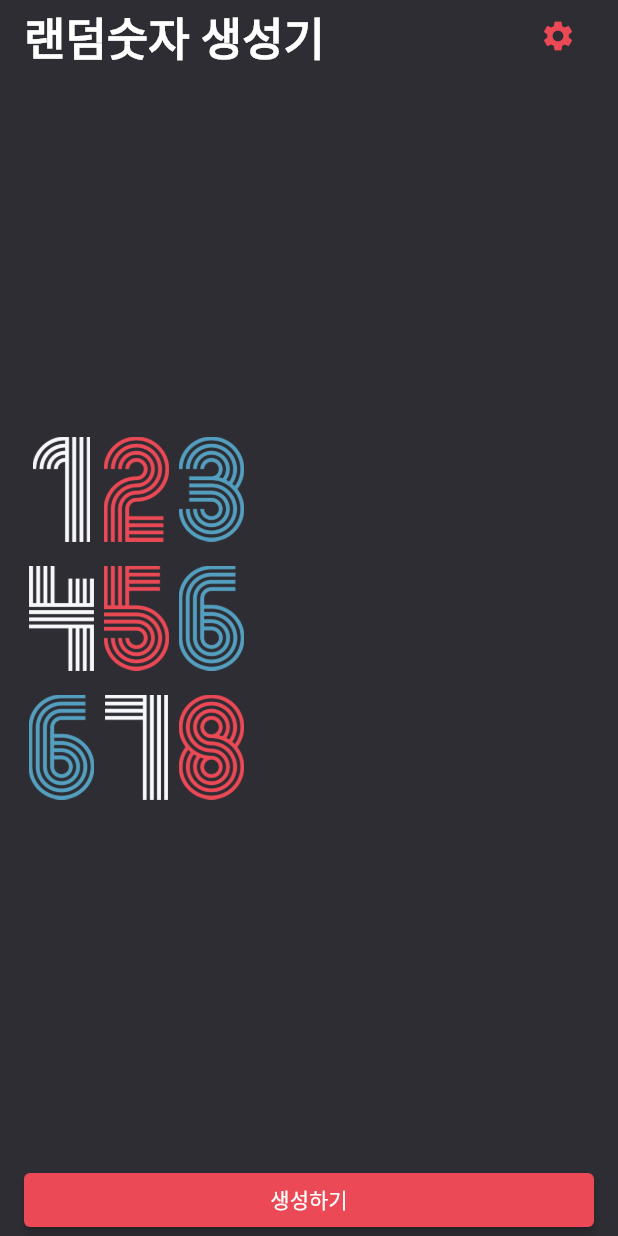
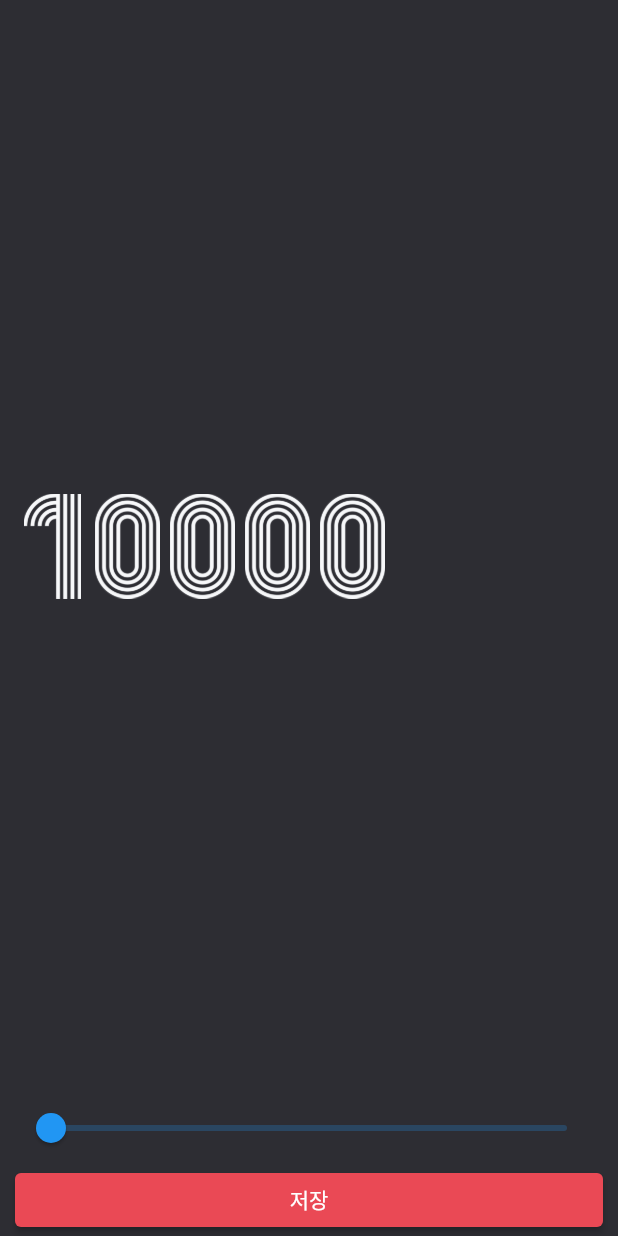
Before and after one commit to lafin716/random_maker, a Flutter app: the screen it shows after launch, after a tap on the "settings" icon, on a phone screen of 412 x 824 dp. Run offline on Flutter 3.47's test engine with Material 2 defaults, Android fonts, the phone set to English and light mode, and no system bars.

Commit message:
feat: Add Setting Screen

```diff
--- a/lib/screen/home_screen.dart
+++ b/lib/screen/home_screen.dart
@@ -2,6 +2,7 @@ import 'dart:math';
 
 import 'package:flutter/material.dart';
 import 'package:random_maker/constant/color.dart';
+import 'package:random_maker/screen/setting_screen.dart';
 
 class HomeScreen extends StatefulWidget {
   const HomeScreen({Key? key}) : super(key: key);
@@ -107,7 +108,15 @@ class _Header extends StatelessWidget {
               color: Colors.white, fontSize: 30.0, fontWeight: FontWeight.w700),
         ),
         IconButton(
-          onPressed: () {},
+          onPressed: () {
+            Navigator.of(context).push(
+              MaterialPageRoute(
+                builder: (BuildContext context) {
+                  return SettingScreen();
+                },
+              ),
+            );
+          },
           icon: const Icon(
             Icons.settings,
             color: RED_COLOR,
--- /dev/null
+++ b/lib/screen/setting_screen.dart
@@ -0,0 +1,61 @@
+import 'package:flutter/material.dart';
+import 'package:random_maker/constant/color.dart';
+
+class SettingScreen extends StatefulWidget {
+  const SettingScreen({Key? key}) : super(key: key);
+
+  @override
+  State<SettingScreen> createState() => _SettingScreenState();
+}
+
+class _SettingScreenState extends State<SettingScreen> {
+  double maxNumber = 10000;
+
+
+  @override
+  Widget build(BuildContext context) {
+    return Scaffold(
+      backgroundColor: PRIMARY_COLOR,
+      body: SafeArea(
+        child: Padding(
+          padding: const EdgeInsets.symmetric(
+            horizontal: 10.0,
+          ),
+          child: Column(
+            crossAxisAlignment: CrossAxisAlignment.stretch,
+            children: [
+              Expanded(
+                child: Row(
+                  children: maxNumber.toInt()
+                      .toString()
+                      .split('')
+                      .map((e) => Image.asset(
+                            'asset/img/$e.png',
+                            width: 50.0,
+                            height: 70.0,
+                          ))
+                      .toList(),
+                ),
+              ),
+              Slider(
+                value: maxNumber,
+                min: 10000,
+                max: 1000000,
+                onChanged: (double value) {
+                  setState(() {
+                    maxNumber = value;
+                  });
+                },
+              ),
+              ElevatedButton(
+                onPressed: () {},
+                style: ElevatedButton.styleFrom(primary: RED_COLOR),
+                child: Text('저장'),
+              )
+            ],
+          ),
+        ),
+      ),
+    );
+  }
+}
```
